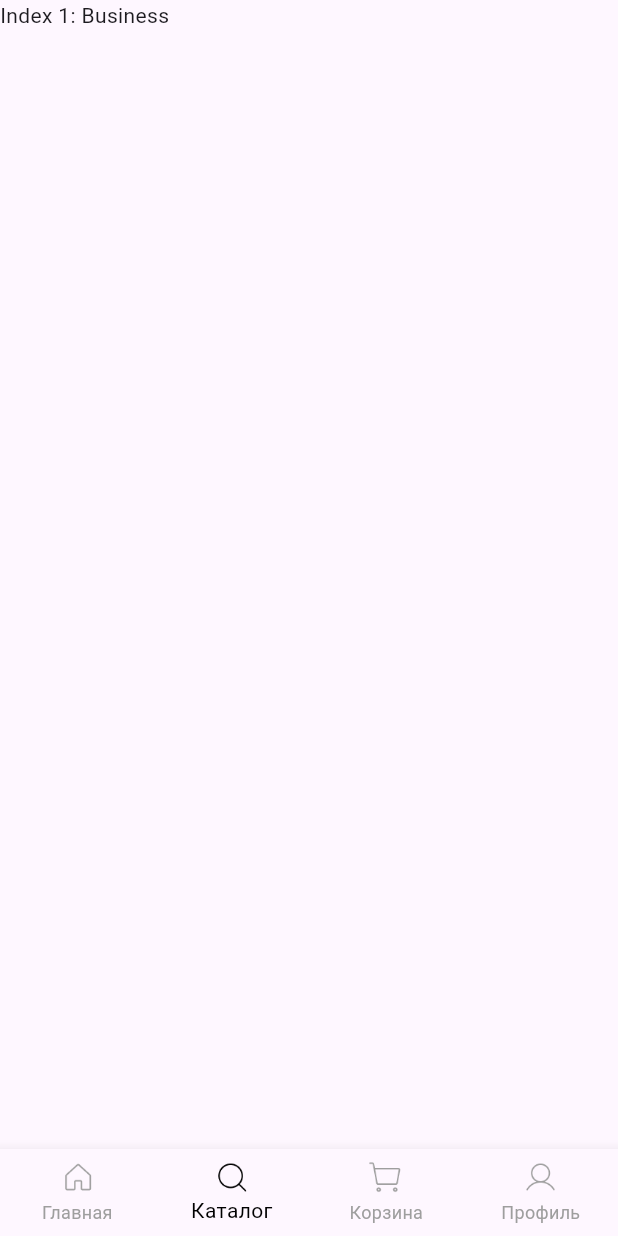
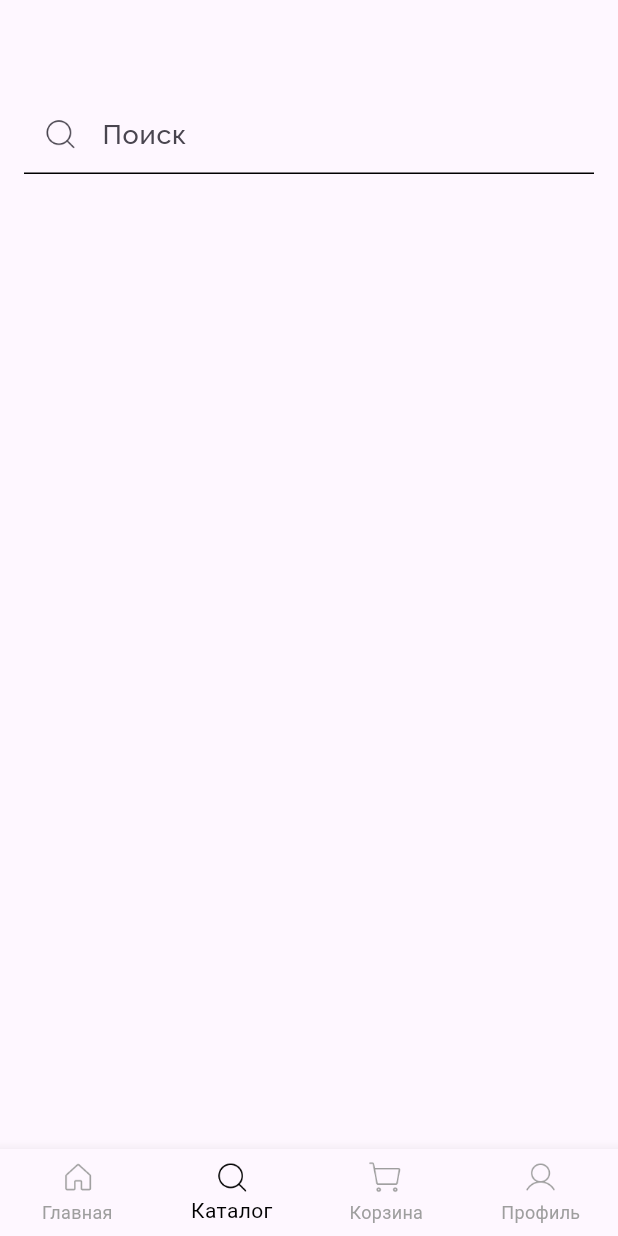
Before and after one commit to DenUP/cosmetics_app, a Flutter app: the screen it shows after launch, item 2 of the bottom bar chosen, on a phone screen of 412 x 824 dp. Run offline on Flutter 3.47's test engine with Material 3 defaults, Android fonts, the phone set to English and light mode, and no system bars.

Commit message:
Add: textFormField in Katalog

```diff
--- /dev/null
+++ b/lib/screen/katalog.dart
@@ -0,0 +1,58 @@
+import 'package:cosmetics_app/core/app_color.dart';
+import 'package:flutter/material.dart';
+
+class Katalog extends StatelessWidget {
+  const Katalog({super.key});
+
+  @override
+  Widget build(BuildContext context) {
+    return const Scaffold(
+      body: SingleChildScrollView(
+        child: Column(
+          children: [
+            SizedBox(
+              height: 63,
+            ),
+            SearchForm(),
+          ],
+        ),
+      ),
+    );
+  }
+}
+
+class SearchForm extends StatelessWidget {
+  const SearchForm({super.key});
+
+  @override
+  Widget build(BuildContext context) {
+    return Padding(
+      padding: const EdgeInsets.symmetric(horizontal: 16),
+      child: TextFormField(
+        cursorColor: Colors.black,
+        decoration: const InputDecoration(
+          border:
+              UnderlineInputBorder(borderSide: BorderSide(color: Colors.black)),
+          hintText: 'Поиск ',
+          hintStyle: TextStyle(
+            fontSize: 18,
+            fontWeight: FontWeight.w500,
+            fontFamily: 'Raleway',
+          ),
+          contentPadding: EdgeInsets.symmetric(horizontal: 0, vertical: 13),
+          prefixIcon: Padding(
+            padding: EdgeInsets.all(12.0),
+            child: ImageIcon(
+              AssetImage('assets/icons/magnifyingGlass.png'),
+              size: 24,
+            ),
+          ),
+          enabledBorder:
+              UnderlineInputBorder(borderSide: BorderSide(color: Colors.black)),
+          focusedBorder:
+              UnderlineInputBorder(borderSide: BorderSide(color: Colors.black)),
+        ),
+      ),
+    );
+  }
+}
--- a/lib/screen/main_navigation.dart
+++ b/lib/screen/main_navigation.dart
@@ -1,4 +1,5 @@
 import 'package:cosmetics_app/core/app_color.dart';
+import 'package:cosmetics_app/screen/katalog.dart';
 import 'package:cosmetics_app/screen/main_list.dart';
 import 'package:flutter/cupertino.dart';
 import 'package:flutter/material.dart';
@@ -14,9 +15,7 @@ class _MainNavigationState extends State<MainNavigation> {
   int _selectedIndex = 0;
   static const List<Widget> _widgetOptions = <Widget>[
     MainList(),
-    Text(
-      'Index 1: Business',
-    ),
+    Katalog(),
     Text(
       'Index 2: School',
     ),
```
